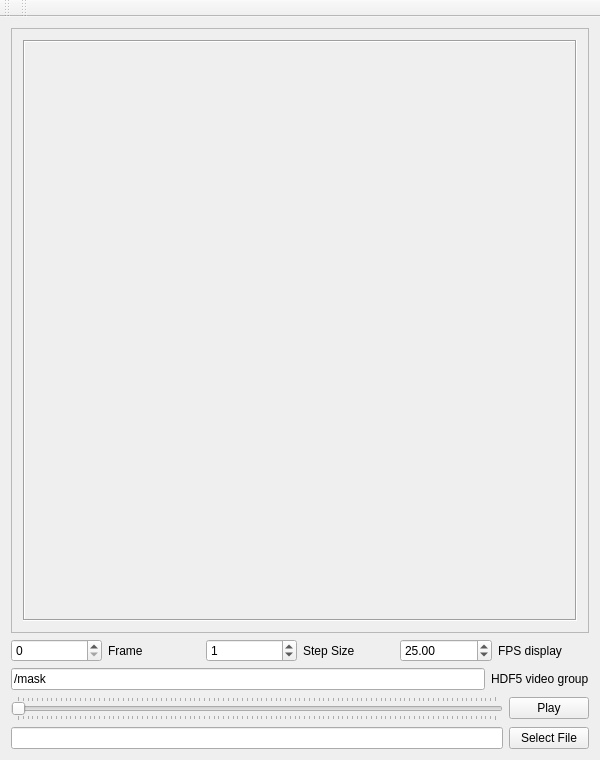
First picture: the form in work_on_progress/GUI_test/simpleHDF5videoviewer/QtCreatorFiles/imageviewer.ui, repository ver228/tierpsy-tracker, before the edit.
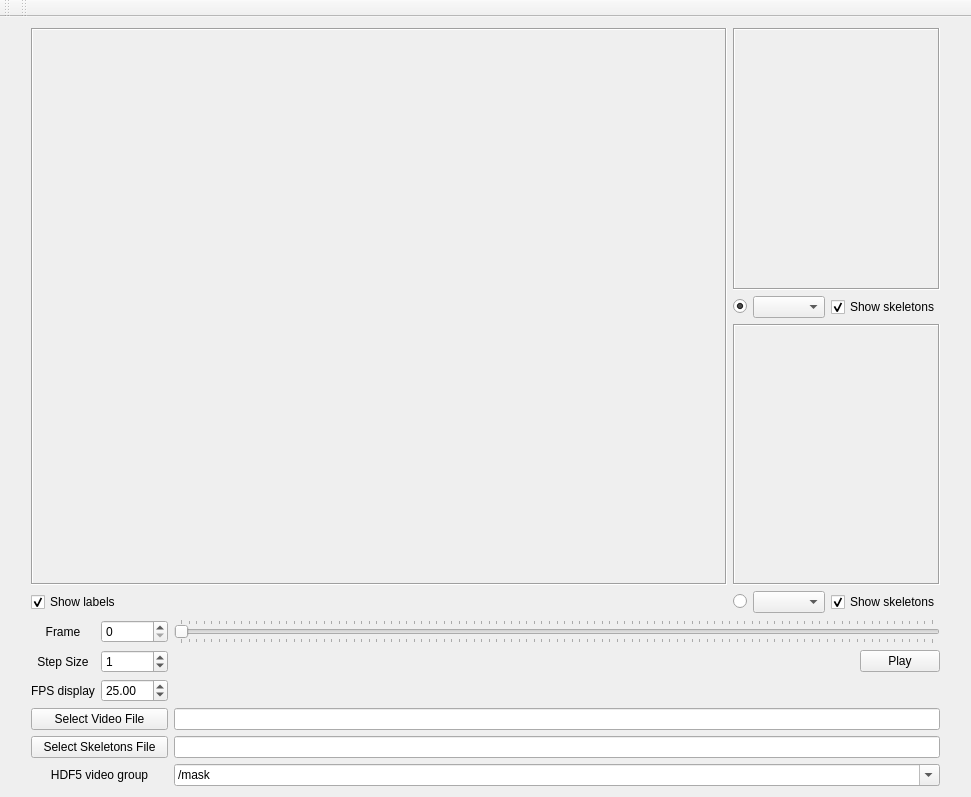
Second picture: the form after the edit.

Diff of the .ui file:
```diff
--- a/work_on_progress/GUI_test/simpleHDF5videoviewer/QtCreatorFiles/imageviewer.ui
+++ b/work_on_progress/GUI_test/simpleHDF5videoviewer/QtCreatorFiles/imageviewer.ui
@@ -6,39 +6,134 @@
    <rect>
     <x>0</x>
     <y>0</y>
-    <width>600</width>
-    <height>760</height>
+    <width>936</width>
+    <height>797</height>
    </rect>
   </property>
   <property name="windowTitle">
    <string>ImageViewer</string>
   </property>
+  <property name="layoutDirection">
+   <enum>Qt::LeftToRight</enum>
+  </property>
   <widget class="QWidget" name="centralWidget">
    <property name="enabled">
     <bool>true</bool>
    </property>
-   <layout class="QVBoxLayout" name="verticalLayout_2">
-    <item>
-     <layout class="QVBoxLayout" name="verticalLayout">
-      <item>
-       <widget class="QScrollArea" name="scrollArea">
+   <layout class="QGridLayout" name="gridLayout_4">
+    <item row="0" column="1">
+     <layout class="QGridLayout" name="gridLayout_3">
+      <property name="sizeConstraint">
+       <enum>QLayout::SetMaximumSize</enum>
+      </property>
+      <item row="1" column="2">
+       <widget class="QRadioButton" name="radioButton_ROI1">
+        <property name="text">
+         <string/>
+        </property>
+        <property name="checked">
+         <bool>true</bool>
+        </property>
+       </widget>
+      </item>
+      <item row="4" column="2">
+       <widget class="QRadioButton" name="radioButton_ROI2">
+        <property name="text">
+         <string/>
+        </property>
+       </widget>
+      </item>
+      <item row="4" column="1">
+       <spacer name="horizontalSpacer_2">
+        <property name="orientation">
+         <enum>Qt::Horizontal</enum>
+        </property>
+        <property name="sizeType">
+         <enum>QSizePolicy::Fixed</enum>
+        </property>
+        <property name="sizeHint" stdset="0">
+         <size>
+          <width>600</width>
+          <height>20</height>
+         </size>
+        </property>
+       </spacer>
+      </item>
+      <item row="0" column="2" colspan="3">
+       <widget class="QLabel" name="wormCanvas1">
+        <property name="sizePolicy">
+         <sizepolicy hsizetype="Ignored" vsizetype="Ignored">
+          <horstretch>0</horstretch>
+          <verstretch>0</verstretch>
+         </sizepolicy>
+        </property>
+        <property name="frameShape">
+         <enum>QFrame::Box</enum>
+        </property>
         <property name="frameShadow">
          <enum>QFrame::Sunken</enum>
         </property>
-        <property name="widgetResizable">
+        <property name="text">
+         <string/>
+        </property>
+       </widget>
+      </item>
+      <item row="2" column="2" colspan="3">
+       <widget class="QLabel" name="wormCanvas2">
+        <property name="sizePolicy">
+         <sizepolicy hsizetype="Ignored" vsizetype="Ignored">
+          <horstretch>0</horstretch>
+          <verstretch>0</verstretch>
+         </sizepolicy>
+        </property>
+        <property name="frameShape">
+         <enum>QFrame::Box</enum>
+        </property>
+        <property name="frameShadow">
+         <enum>QFrame::Sunken</enum>
+        </property>
+        <property name="text">
+         <string/>
+        </property>
+       </widget>
+      </item>
+      <item row="1" column="3">
+       <widget class="QComboBox" name="comboBox_ROI1"/>
+      </item>
+      <item row="1" column="4">
+       <widget class="QCheckBox" name="checkBox_ROI1">
+        <property name="text">
+         <string>Show skeletons</string>
+        </property>
+        <property name="checked">
          <bool>true</bool>
         </property>
-        <widget class="QWidget" name="scrollAreaWidgetContents">
-         <property name="geometry">
-          <rect>
-           <x>0</x>
-           <y>0</y>
-           <width>572</width>
-           <height>536</height>
-          </rect>
-         </property>
-         <layout class="QVBoxLayout" name="verticalLayout_3">
-          <item>
+       </widget>
+      </item>
+      <item row="4" column="3">
+       <widget class="QComboBox" name="comboBox_ROI2"/>
+      </item>
+      <item row="4" column="4">
+       <widget class="QCheckBox" name="checkBox_ROI2">
+        <property name="text">
+         <string>Show skeletons</string>
+        </property>
+        <property name="checked">
+         <bool>true</bool>
+        </property>
+       </widget>
+      </item>
+      <item row="4" column="0">
+       <widget class="QCheckBox" name="checkBox_label">
+        <property name="text">
+         <string>Show labels</string>
+        </property>
+        <property name="checked">
+         <bool>true</bool>
+        </property>
+       </widget>
+      </item>
+      <item row="0" column="0" rowspan="3" colspan="2">
            <widget class="QLabel" name="imageCanvas">
             <property name="sizePolicy">
              <sizepolicy hsizetype="Ignored" vsizetype="Ignored">
@@ -58,42 +153,70 @@
            </widget>
           </item>
          </layout>
-         <zorder>imageCanvas</zorder>
-         <zorder></zorder>
-         <zorder></zorder>
-        </widget>
-       </widget>
-      </item>
-      <item>
-       <layout class="QHBoxLayout" name="horizontalLayout_3">
-        <item>
+    </item>
+    <item row="0" column="2">
+     <spacer name="verticalSpacer_4">
+      <property name="orientation">
+       <enum>Qt::Vertical</enum>
+      </property>
+      <property name="sizeHint" stdset="0">
+       <size>
+        <width>20</width>
+        <height>40</height>
+       </size>
+      </property>
+     </spacer>
+    </item>
+    <item row="1" column="1">
+     <layout class="QGridLayout" name="gridLayout">
+      <item row="0" column="1">
          <widget class="QSpinBox" name="spinBox_frame"/>
         </item>
-        <item>
+      <item row="0" column="0">
          <widget class="QLabel" name="label_frame">
           <property name="text">
            <string>Frame</string>
           </property>
-         </widget>
-        </item>
-        <item>
-         <widget class="QSpinBox" name="spinBox_step">
-          <property name="maximum">
-           <number>100000</number>
-          </property>
-          <property name="value">
-           <number>1</number>
+        <property name="alignment">
+         <set>Qt::AlignCenter</set>
+        </property>
+       </widget>
+      </item>
+      <item row="3" column="0" colspan="2">
+       <widget class="QPushButton" name="pushButton_video">
+        <property name="text">
+         <string>Select Video File</string>
+        </property>
+       </widget>
+      </item>
+      <item row="4" column="0" colspan="2">
+       <widget class="QPushButton" name="pushButton_skel">
+        <property name="text">
+         <string>Select Skeletons File</string>
           </property>
          </widget>
         </item>
-        <item>
+      <item row="2" column="0">
+       <widget class="QLabel" name="label_fps">
+        <property name="text">
+         <string>FPS display</string>
+        </property>
+        <property name="alignment">
+         <set>Qt::AlignCenter</set>
+        </property>
+       </widget>
+      </item>
+      <item row="1" column="0">
          <widget class="QLabel" name="label_step">
           <property name="text">
            <string>Step Size</string>
           </property>
-         </widget>
-        </item>
-        <item>
+        <property name="alignment">
+         <set>Qt::AlignCenter</set>
+        </property>
+       </widget>
+      </item>
+      <item row="2" column="1">
          <widget class="QDoubleSpinBox" name="doubleSpinBox_fps">
           <property name="maximum">
            <double>100.000000000000000</double>
@@ -103,36 +226,60 @@
           </property>
          </widget>
         </item>
-        <item>
-         <widget class="QLabel" name="label_fps">
-          <property name="text">
-           <string>FPS display</string>
-          </property>
-         </widget>
-        </item>
-       </layout>
-      </item>
-      <item>
-       <layout class="QHBoxLayout" name="horizontalLayout_6">
-        <item>
-         <widget class="QLineEdit" name="lineEdit_h5path">
-          <property name="text">
-           <string>/mask</string>
+      <item row="1" column="1">
+       <widget class="QSpinBox" name="spinBox_step">
+        <property name="maximum">
+         <number>100000</number>
+        </property>
+        <property name="value">
+         <number>1</number>
           </property>
          </widget>
         </item>
-        <item>
+      <item row="5" column="0" colspan="2">
          <widget class="QLabel" name="label">
           <property name="text">
            <string>HDF5 video group</string>
           </property>
-         </widget>
-        </item>
-       </layout>
+        <property name="alignment">
+         <set>Qt::AlignCenter</set>
+        </property>
+       </widget>
+      </item>
+      <item row="3" column="3" colspan="2">
+       <widget class="QLineEdit" name="lineEdit_video">
+        <property name="text">
+         <string/>
+        </property>
+       </widget>
       </item>
-      <item>
-       <layout class="QHBoxLayout" name="horizontalLayout_2">
-        <item>
+      <item row="4" column="3" colspan="2">
+       <widget class="QLineEdit" name="lineEdit_skel"/>
+      </item>
+      <item row="1" column="3">
+       <spacer name="horizontalSpacer">
+        <property name="orientation">
+         <enum>Qt::Horizontal</enum>
+        </property>
+        <property name="sizeHint" stdset="0">
+         <size>
+          <width>40</width>
+          <height>20</height>
+         </size>
+        </property>
+       </spacer>
+      </item>
+      <item row="1" column="4">
+       <widget class="QPushButton" name="playButton">
+        <property name="text">
+         <string>Play</string>
+        </property>
+        <property name="checkable">
+         <bool>false</bool>
+        </property>
+       </widget>
+      </item>
+      <item row="0" column="3" colspan="2">
          <widget class="QSlider" name="imageSlider">
           <property name="cursor">
            <cursorShape>OpenHandCursor</cursorShape>
@@ -160,37 +307,40 @@
           </property>
          </widget>
         </item>
-        <item>
-         <widget class="QPushButton" name="playButton">
-          <property name="text">
-           <string>Play</string>
-          </property>
-          <property name="checkable">
-           <bool>false</bool>
-          </property>
-         </widget>
-        </item>
-       </layout>
-      </item>
+      <item row="5" column="3" colspan="2">
+       <widget class="QComboBox" name="comboBox_h5path">
+        <property name="editable">
+         <bool>true</bool>
+        </property>
       <item>
-       <layout class="QHBoxLayout" name="horizontalLayout">
-        <item>
-         <widget class="QLineEdit" name="lineEdit">
           <property name="text">
-           <string/>
-          </property>
-         </widget>
+          <string>/mask</string>
+         </property>
         </item>
         <item>
-         <widget class="QPushButton" name="fileButton">
           <property name="text">
-           <string>Select File</string>
-          </property>
+          <string>/full_data</string>
+         </property>
+        </item>
          </widget>
         </item>
        </layout>
       </item>
-     </layout>
+    <item row="0" column="0">
+     <spacer name="verticalSpacer_3">
+      <property name="orientation">
+       <enum>Qt::Vertical</enum>
+      </property>
+      <property name="sizeType">
+       <enum>QSizePolicy::Minimum</enum>
+      </property>
+      <property name="sizeHint" stdset="0">
+       <size>
+        <width>20</width>
+        <height>40</height>
+       </size>
+      </property>
+     </spacer>
     </item>
    </layout>
    <zorder>imageSlider</zorder>
```
Left out of the diff: 12 changed lines with no effect on the pictures. Lines whose indentation alone changed are shown as unchanged.
